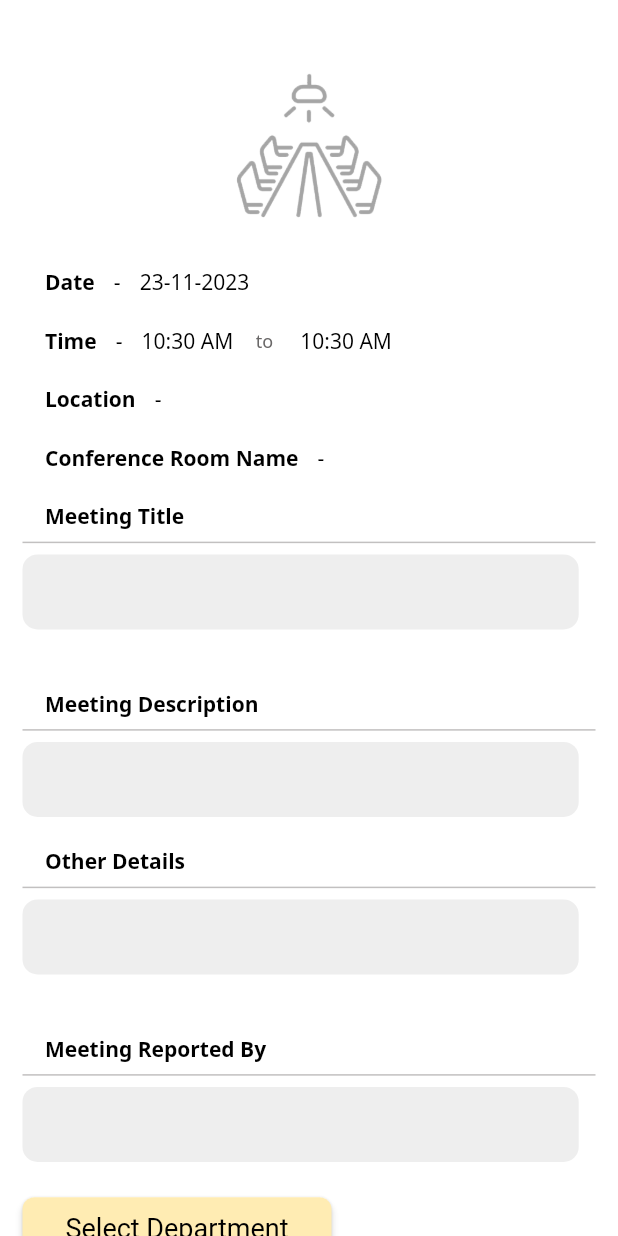
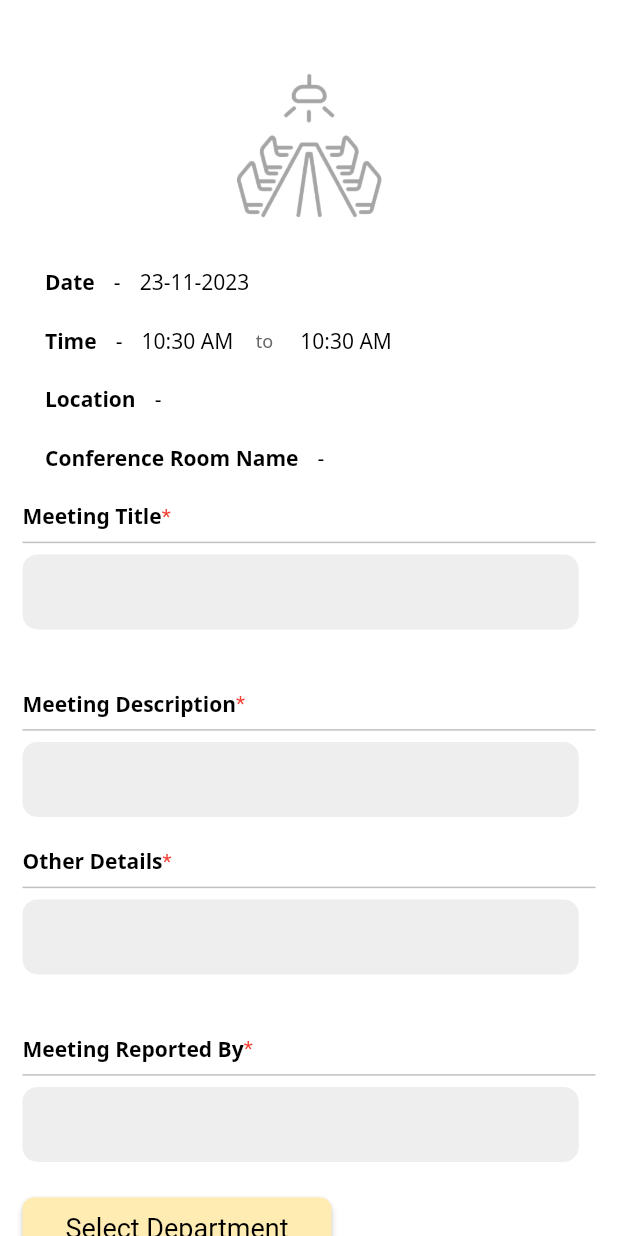
Before and after one commit to Yotshi01/ConferenceHallBookingApp, a Flutter app: the AddBooking screen opened directly with empty values, on a phone screen of 412 x 824 dp. Run offline on Flutter 3.47's test engine with Material 2 defaults, Android fonts, the phone set to English and light mode, and no system bars; our stand-ins replace equatable, firebase_core, firebase_messaging, flutter_bloc, fluttertoast, shared_preferences and 1 more; accounts and stored records are empty; Roboto replaces fonts that are missing (Noto Sans).

```diff
--- a/lib/screens/addBooking.dart
+++ b/lib/screens/addBooking.dart
@@ -888,10 +888,9 @@ class _AddBookingState extends State<AddBooking> {
                     SizedBox(
                       height: 20,
                     ),
-
-                    Padding(
-                      padding: EdgeInsets.only(left: 15.0),
-                      child: Text(
+                    Row(
+                      children: [
+                        Text(
                           'Meeting Title',
                           style: TextStyle(
                             color: Colors.black,
@@ -900,7 +899,24 @@ class _AddBookingState extends State<AddBooking> {
                             fontWeight: FontWeight.w700,
                           ),
                         ),
+                        Text(
+                          '*',
+                          style: TextStyle(color: Colors.red),
+                        )
+                      ],
                     ),
+                    // Padding(
+                    //   padding: EdgeInsets.only(left: 15.0),
+                    //   child: Text(
+                    //     'Meeting Title',
+                    //     style: TextStyle(
+                    //       color: Colors.black,
+                    //       fontSize: 14,
+                    //       fontFamily: 'Noto Sans',
+                    //       fontWeight: FontWeight.w700,
+                    //     ),
+                    //   ),
+                    // ),
                     Divider(
                       color: Color(
                           0xFFC2C0C0), // Set the color of the divider line
@@ -1055,9 +1071,9 @@ class _AddBookingState extends State<AddBooking> {
                     SizedBox(
                       height: 20,
                     ),
-                    Padding(
-                      padding: EdgeInsets.only(left: 15.0),
-                      child: Text(
+                    Row(
+                      children: [
+                        Text(
                           'Meeting Description',
                           style: TextStyle(
                             color: Colors.black,
@@ -1066,7 +1082,13 @@ class _AddBookingState extends State<AddBooking> {
                             fontWeight: FontWeight.w700,
                           ),
                         ),
+                        Text(
+                          '*',
+                          style: TextStyle(color: Colors.red),
+                        )
+                      ],
                     ),
+
                     Divider(
                       color: Color(
                           0xFFC2C0C0), // Set the color of the divider line
@@ -1101,10 +1123,9 @@ class _AddBookingState extends State<AddBooking> {
                     SizedBox(
                       height: 20,
                     ),
-
-                    Padding(
-                      padding: EdgeInsets.only(left: 15.0),
-                      child: Text(
+                    Row(
+                      children: [
+                        Text(
                           'Other Details',
                           style: TextStyle(
                             color: Colors.black,
@@ -1113,6 +1134,11 @@ class _AddBookingState extends State<AddBooking> {
                             fontWeight: FontWeight.w700,
                           ),
                         ),
+                        Text(
+                          '*',
+                          style: TextStyle(color: Colors.red),
+                        )
+                      ],
                     ),
 
                     Divider(
@@ -1155,9 +1181,10 @@ class _AddBookingState extends State<AddBooking> {
                     SizedBox(
                       height: 20,
                     ),
-                    Padding(
-                      padding: EdgeInsets.only(left: 15.0),
-                      child: Text(
+
+                    Row(
+                      children: [
+                        Text(
                           'Meeting Reported By',
                           style: TextStyle(
                             color: Colors.black,
@@ -1166,7 +1193,25 @@ class _AddBookingState extends State<AddBooking> {
                             fontWeight: FontWeight.w700,
                           ),
                         ),
-                    ),
+                        Text(
+                          '*',
+                          style: TextStyle(color: Colors.red),
+                        )
+                      ],
+                    )
+                    // Padding(
+                    //   padding: EdgeInsets.only(left: 15.0),
+                    //   child: Text(
+                    //     'Meeting Reported By',
+                    //     style: TextStyle(
+                    //       color: Colors.black,
+                    //       fontSize: 14,
+                    //       fontFamily: 'Noto Sans',
+                    //       fontWeight: FontWeight.w700,
+                    //     ),
+                    //   ),
+                    // ),
+                    ,
                     Divider(
                       color: Color(
                           0xFFC2C0C0), // Set the color of the divider line
```
Lines whose indentation alone changed are shown as unchanged.
